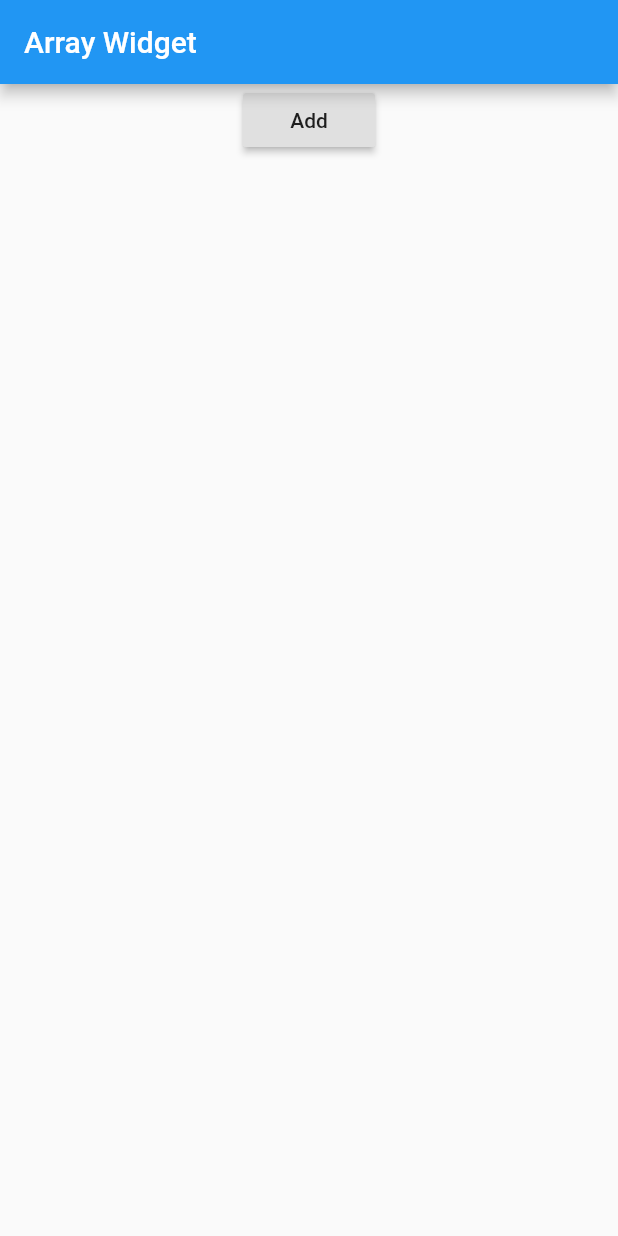
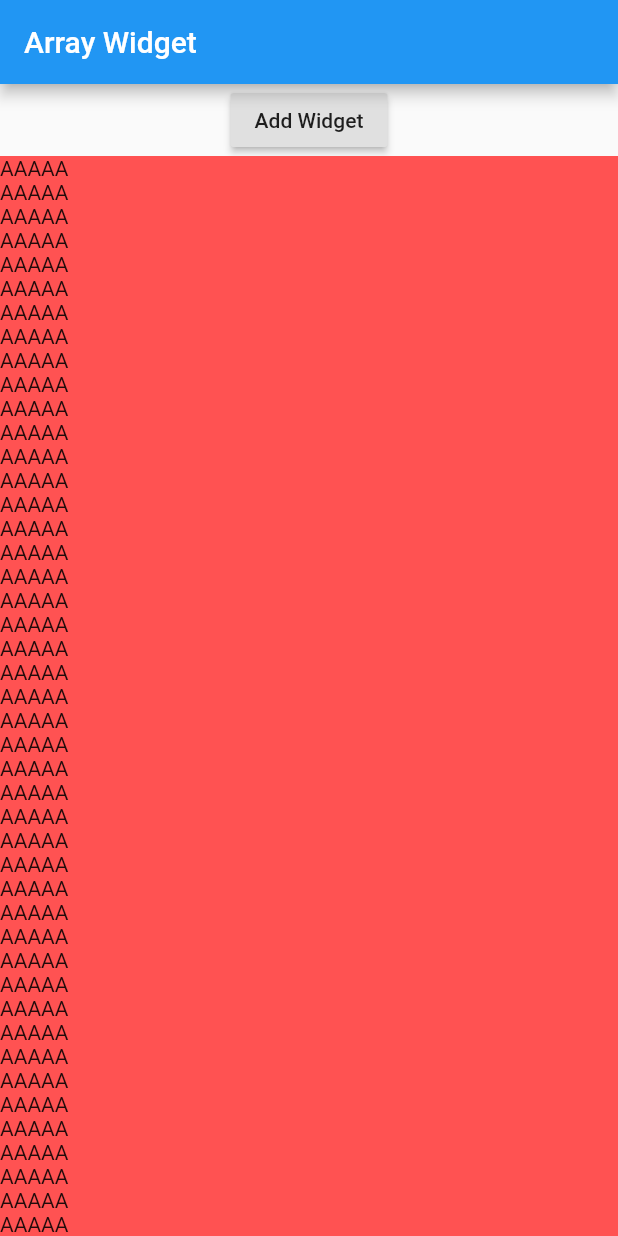
Before and after one commit to cyberman46/addListWidget, a Flutter app: the screen it shows after launch, on a phone screen of 412 x 824 dp. Run offline on Flutter 3.47's test engine with Material 2 defaults, Android fonts, the phone set to English and light mode, and no system bars.

Commit message:
edit height screen

```diff
--- a/lib/second.dart
+++ b/lib/second.dart
@@ -12,6 +12,8 @@ class _secondState1 extends State<second1> {
   @override
   Widget build(BuildContext context) {
     List<Widget> addWidgetInside = List.generate(count, (int i) => addAll(i));
+
+    var query = MediaQuery.of(context).size;
 
     void sss() {
       //print("click");
@@ -29,14 +31,70 @@ class _secondState1 extends State<second1> {
         body: Column(
           children: <Widget>[
             RaisedButton(
-              onPressed: () {
-                sss();
-              },
-              child: Text("Add"),
+              onPressed: () {},
+              child: Text("Add Widget"),
             ),
-            Expanded(
+            Container(
+              color: Colors.redAccent,
+              height: query.height - 100,
               child: ListView(
-                children: addWidgetInside,
+                scrollDirection: Axis.vertical,
+                children: <Widget>[
+                  Text("AAAAA"),
+                  Text("AAAAA"),
+                  Text("AAAAA"),
+                  Text("AAAAA"),
+                  Text("AAAAA"),
+                  Text("AAAAA"),
+                  Text("AAAAA"),
+                  Text("AAAAA"),
+                  Text("AAAAA"),
+                  Text("AAAAA"),
+                  Text("AAAAA"),
+                  Text("AAAAA"),
+                  Text("AAAAA"),
+                  Text("AAAAA"),
+                  Text("AAAAA"),
+                  Text("AAAAA"),
+                  Text("AAAAA"),
+                  Text("AAAAA"),
+                  Text("AAAAA"),
+                  Text("AAAAA"),
+                  Text("AAAAA"),
+                  Text("AAAAA"),
+                  Text("AAAAA"),
+                  Text("AAAAA"),
+                  Text("AAAAA"),
+                  Text("AAAAA"),
+                  Text("AAAAA"),
+                  Text("AAAAA"),
+                  Text("AAAAA"),
+                  Text("AAAAA"),
+                  Text("AAAAA"),
+                  Text("AAAAA"),
+                  Text("AAAAA"),
+                  Text("AAAAA"),
+                  Text("AAAAA"),
+                  Text("AAAAA"),
+                  Text("AAAAA"),
+                  Text("AAAAA"),
+                  Text("AAAAA"),
+                  Text("AAAAA"),
+                  Text("AAAAA"),
+                  Text("AAAAA"),
+                  Text("AAAAA"),
+                  Text("AAAAA"),
+                  Text("AAAAA"),
+                  Text("AAAAA"),
+                  Text("AAAAA"),
+                  Text("AAAAA"),
+                  Text("AAAAA"),
+                  Text("AAAAA"),
+                  Text("AAAAA"),
+                  Text("AAAAA"),
+                  Text("AAAAA"),
+                  Text("AAAAA"),
+                ],
               ),
             )
           ],
```
